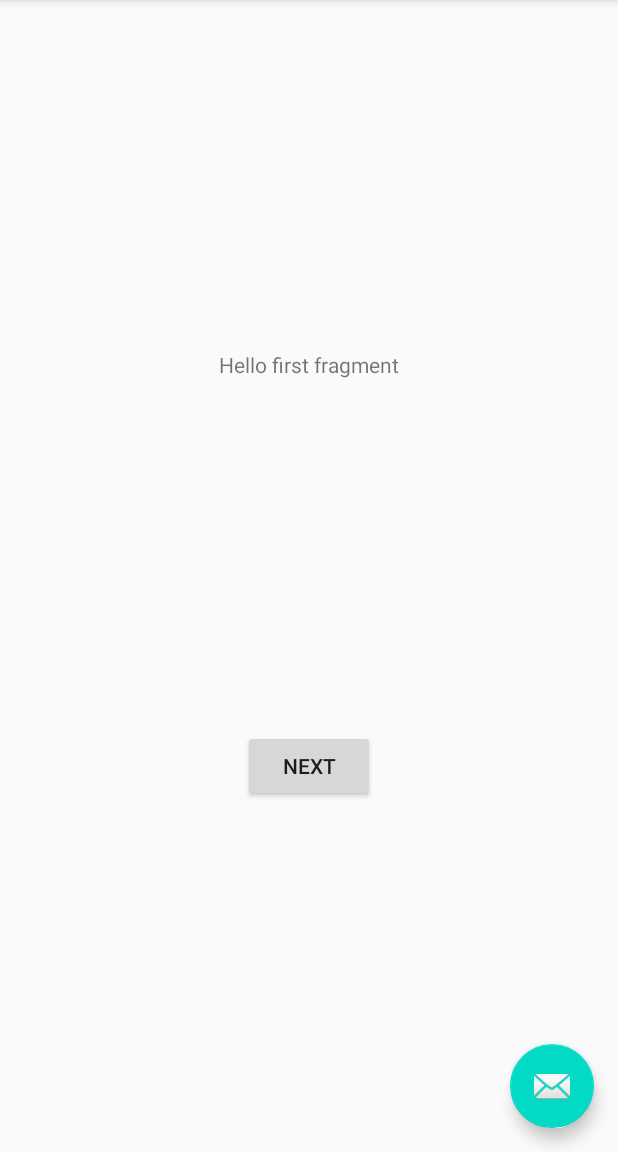
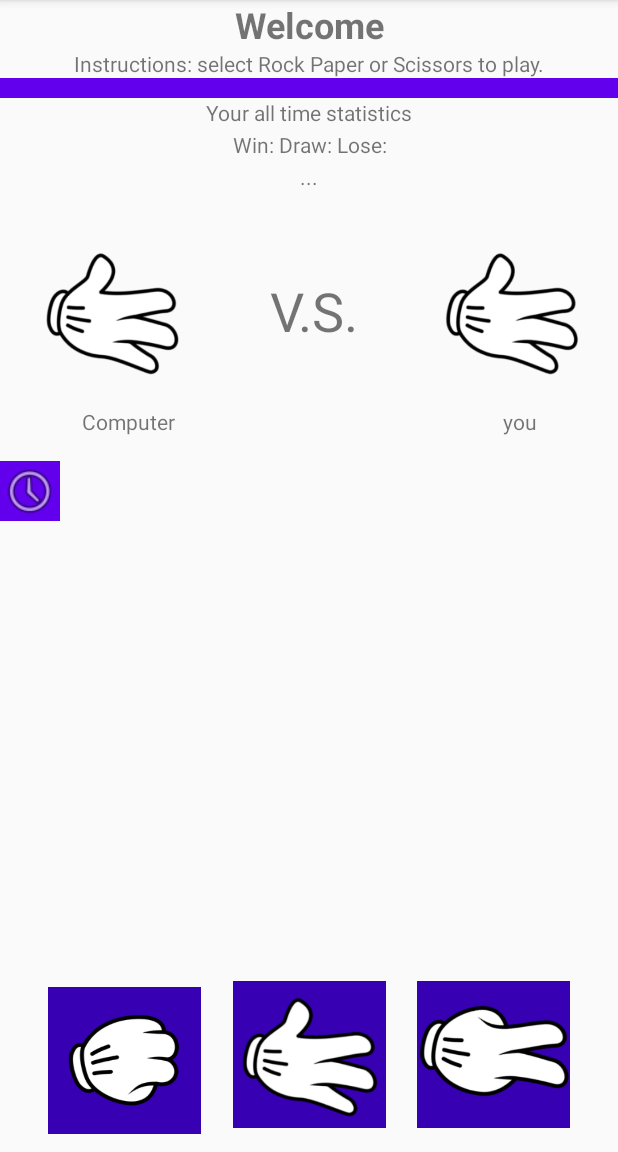
Before and after one commit to beckoninghook/MadLevel4Task2, an Android app: the screen it shows after launch (MainActivity), on a phone screen of 412 x 824 dp, the part 84-1236 px from its top. Run offline under Robolectric (Android 15) with nearby library versions, the phone set to English and light mode, and no system bars.

Commit message:
starting to implement logic

```diff
--- a/app/src/main/java/com/example/madlevel4task2/FirstFragment.kt
+++ b/app/src/main/java/com/example/madlevel4task2/GameFragment.kt
@@ -5,26 +5,26 @@ import androidx.fragment.app.Fragment
 import android.view.LayoutInflater
 import android.view.View
 import android.view.ViewGroup
-import android.widget.Button
+import android.widget.ImageButton
 import androidx.navigation.fragment.findNavController
 
 /**
  * A simple [Fragment] subclass as the default destination in the navigation.
  */
-class FirstFragment : Fragment() {
+class GameFragment : Fragment() {
 
     override fun onCreateView(
             inflater: LayoutInflater, container: ViewGroup?,
             savedInstanceState: Bundle?
     ): View? {
         // Inflate the layout for this fragment
-        return inflater.inflate(R.layout.fragment_first, container, false)
+        return inflater.inflate(R.layout.fragment_game, container, false)
     }
 
     override fun onViewCreated(view: View, savedInstanceState: Bundle?) {
         super.onViewCreated(view, savedInstanceState)
 
-        view.findViewById<Button>(R.id.button_first).setOnClickListener {
+        view.findViewById<ImageButton>(R.id.btnHistory).setOnClickListener {
             findNavController().navigate(R.id.action_FirstFragment_to_SecondFragment)
         }
     }
--- /dev/null
+++ b/app/src/main/java/com/example/madlevel4task2/GameRepository.kt
@@ -0,0 +1,4 @@
+package com.example.madlevel4task2
+
+class GameRepository {
+}
--- a/app/src/main/java/com/example/madlevel4task2/MainActivity.kt
+++ b/app/src/main/java/com/example/madlevel4task2/MainActivity.kt
@@ -1,11 +1,11 @@
 package com.example.madlevel4task2
 
 import android.os.Bundle
-import com.google.android.material.floatingactionbutton.FloatingActionButton
 import com.google.android.material.snackbar.Snackbar
 import androidx.appcompat.app.AppCompatActivity
 import android.view.Menu
 import android.view.MenuItem
+import android.widget.ImageButton
 
 class MainActivity : AppCompatActivity() {
 
@@ -14,10 +14,7 @@ class MainActivity : AppCompatActivity() {
         setContentView(R.layout.activity_main)
         setSupportActionBar(findViewById(R.id.toolbar))
 
-        findViewById<FloatingActionButton>(R.id.fab).setOnClickListener { view ->
-            Snackbar.make(view, "Replace with your own action", Snackbar.LENGTH_LONG)
-                    .setAction("Action", null).show()
-        }
+
     }
 
     override fun onCreateOptionsMenu(menu: Menu): Boolean {
--- a/app/src/main/res/layout/activity_main.xml
+++ b/app/src/main/res/layout/activity_main.xml
@@ -11,23 +11,21 @@
         android:layout_height="wrap_content"
         android:theme="@style/AppTheme.AppBarOverlay">
 
+
+
+
         <androidx.appcompat.widget.Toolbar
             android:id="@+id/toolbar"
             android:layout_width="match_parent"
             android:layout_height="?attr/actionBarSize"
             android:background="?attr/colorPrimary"
-            app:popupTheme="@style/AppTheme.PopupOverlay" />
+            app:popupTheme="@style/AppTheme.PopupOverlay"      />
+
+
 
     </com.google.android.material.appbar.AppBarLayout>
 
     <include layout="@layout/content_main" />
 
-    <com.google.android.material.floatingactionbutton.FloatingActionButton
-        android:id="@+id/fab"
-        android:layout_width="wrap_content"
-        android:layout_height="wrap_content"
-        android:layout_gravity="bottom|end"
-        android:layout_margin="@dimen/fab_margin"
-        app:srcCompat="@android:drawable/ic_dialog_email" />
 
 </androidx.coordinatorlayout.widget.CoordinatorLayout>
--- a/app/src/main/res/layout/fragment_first.xml
+++ /dev/null
@@ -1,28 +0,0 @@
-<?xml version="1.0" encoding="utf-8"?>
-<androidx.constraintlayout.widget.ConstraintLayout xmlns:android="http://schemas.android.com/apk/res/android"
-    xmlns:app="http://schemas.android.com/apk/res-auto"
-    xmlns:tools="http://schemas.android.com/tools"
-    android:layout_width="match_parent"
-    android:layout_height="match_parent"
-    tools:context=".FirstFragment">
-
-    <TextView
-        android:id="@+id/textview_first"
-        android:layout_width="wrap_content"
-        android:layout_height="wrap_content"
-        android:text="@string/hello_first_fragment"
-        app:layout_constraintBottom_toTopOf="@id/button_first"
-        app:layout_constraintEnd_toEndOf="parent"
-        app:layout_constraintStart_toStartOf="parent"
-        app:layout_constraintTop_toTopOf="parent" />
-
-    <Button
-        android:id="@+id/button_first"
-        android:layout_width="wrap_content"
-        android:layout_height="wrap_content"
-        android:text="@string/next"
-        app:layout_constraintBottom_toBottomOf="parent"
-        app:layout_constraintEnd_toEndOf="parent"
-        app:layout_constraintStart_toStartOf="parent"
-        app:layout_constraintTop_toBottomOf="@id/textview_first" />
-</androidx.constraintlayout.widget.ConstraintLayout>
--- /dev/null
+++ b/app/src/main/res/layout/fragment_game.xml
@@ -0,0 +1,179 @@
+<?xml version="1.0" encoding="utf-8"?>
+<androidx.constraintlayout.widget.ConstraintLayout
+    xmlns:android="http://schemas.android.com/apk/res/android"
+    xmlns:app="http://schemas.android.com/apk/res-auto"
+    xmlns:tools="http://schemas.android.com/tools"
+    android:layout_width="match_parent"
+    android:layout_height="match_parent">
+
+    <LinearLayout
+        android:id="@+id/linearLayout"
+        android:layout_width="match_parent"
+        android:layout_height="match_parent"
+        android:orientation="vertical"
+        app:layout_constraintStart_toStartOf="parent"
+        app:layout_constraintTop_toTopOf="parent">
+
+        <TextView
+            android:id="@+id/welcomeTxt"
+            android:layout_width="match_parent"
+            android:layout_height="wrap_content"
+            android:text="@string/welcome"
+            android:textAlignment="center"
+            android:textSize="24sp"
+            android:textStyle="bold" />
+
+        <TextView
+            android:id="@+id/instructionsTxt"
+            android:layout_width="match_parent"
+            android:layout_height="wrap_content"
+            android:text="@string/instructions"
+            android:textAlignment="center" />
+
+        <View
+            android:id="@+id/divider"
+            android:layout_width="match_parent"
+            android:layout_height="13dp"
+            android:background="@color/colorPrimary" />
+
+        <TextView
+            android:id="@+id/statsTitleTxt"
+            android:layout_width="match_parent"
+            android:layout_height="21dp"
+            android:text="@string/statsTitle"
+            android:textAlignment="center" />
+
+        <TextView
+            android:id="@+id/statsTitleTxt2"
+            android:layout_width="match_parent"
+            android:layout_height="21dp"
+            android:text="@string/stats"
+            android:textAlignment="center" />
+
+        <TextView
+            android:id="@+id/statsTxt"
+            android:layout_width="match_parent"
+            android:layout_height="49dp"
+            android:text="@string/winOrLose"
+            android:textAlignment="center" />
+
+        <LinearLayout
+            android:layout_width="match_parent"
+            android:layout_height="114dp"
+            android:orientation="horizontal">
+
+            <ImageView
+                android:id="@+id/imgComputer"
+                android:layout_width="88dp"
+                android:layout_height="100dp"
+                android:layout_weight="1"
+                app:srcCompat="@drawable/paper" />
+
+            <TextView
+                android:id="@+id/textView8"
+                android:layout_width="wrap_content"
+                android:layout_height="100dp"
+                android:layout_weight="1"
+                android:gravity="center"
+                android:text="@string/vs"
+                android:textAlignment="gravity"
+                android:textSize="36sp" />
+
+            <ImageView
+                android:id="@+id/imgPlayer"
+                android:layout_width="80dp"
+                android:layout_height="100dp"
+                android:layout_weight="1"
+                app:srcCompat="@drawable/paper" />
+
+        </LinearLayout>
+
+        <LinearLayout
+            android:layout_width="match_parent"
+            android:layout_height="36dp"
+            android:orientation="horizontal">
+
+            <TextView
+                android:id="@+id/textView2"
+                android:layout_width="wrap_content"
+                android:layout_height="wrap_content"
+                android:layout_weight="1"
+                android:text="@string/computer"
+                android:textAlignment="center" />
+
+            <Space
+                android:layout_width="wrap_content"
+                android:layout_height="wrap_content"
+                android:layout_weight="1" />
+
+            <TextView
+                android:id="@+id/textView3"
+                android:layout_width="wrap_content"
+                android:layout_height="wrap_content"
+                android:layout_weight="1"
+                android:text="@string/you"
+                android:textAlignment="center" />
+
+        </LinearLayout>
+
+        <ImageButton
+            android:id="@+id/btnHistory"
+            android:layout_width="wrap_content"
+            android:layout_height="40dp"
+            android:layout_centerHorizontal="true"
+            android:layout_marginBottom="16dp"
+            android:adjustViewBounds="true"
+            android:background="@color/colorPrimary"
+            android:cropToPadding="false"
+            android:scaleType="fitXY"
+            android:src="@android:drawable/ic_menu_recent_history" />
+
+
+    </LinearLayout>
+    <ImageButton
+        android:id="@+id/btnRock"
+        android:layout_width="102dp"
+        android:layout_height="98dp"
+        android:layout_centerHorizontal="true"
+        android:layout_marginStart="32dp"
+        android:layout_marginBottom="12dp"
+        android:adjustViewBounds="true"
+        android:background="@color/colorPrimaryDark"
+        android:cropToPadding="false"
+        android:scaleType="fitXY"
+        android:src="@drawable/rock"
+        app:layout_constraintBottom_toBottomOf="parent"
+        app:layout_constraintStart_toStartOf="parent" />
+
+    <ImageButton
+        android:id="@+id/btnPaper"
+        android:layout_width="102dp"
+        android:layout_height="98dp"
+        android:layout_centerHorizontal="true"
+        android:adjustViewBounds="true"
+        android:background="@color/colorPrimaryDark"
+        android:layout_marginBottom="16dp"
+        android:cropToPadding="false"
+        android:scaleType="fitXY"
+        android:src="@drawable/paper"
+        app:layout_constraintBottom_toBottomOf="@+id/linearLayout"
+        app:layout_constraintEnd_toStartOf="@+id/btnScissors"
+        app:layout_constraintStart_toEndOf="@+id/btnRock" />
+
+    <ImageButton
+        android:id="@+id/btnScissors"
+        android:layout_width="102dp"
+        android:layout_height="98dp"
+        android:layout_centerHorizontal="true"
+        android:layout_marginEnd="32dp"
+        android:layout_marginBottom="16dp"
+        android:adjustViewBounds="true"
+        android:background="@color/colorPrimaryDark"
+        android:cropToPadding="false"
+        android:scaleType="fitXY"
+        android:src="@drawable/scissors"
+        app:layout_constraintBottom_toBottomOf="parent"
+        app:layout_constraintEnd_toEndOf="parent" />
+
+
+</androidx.constraintlayout.widget.ConstraintLayout>
--- a/app/src/main/res/navigation/nav_graph.xml
+++ b/app/src/main/res/navigation/nav_graph.xml
@@ -7,9 +7,9 @@
 
     <fragment
         android:id="@+id/FirstFragment"
-        android:name="com.example.madlevel4task2.FirstFragment"
+        android:name="com.example.madlevel4task2.GameFragment"
         android:label="@string/first_fragment_label"
-        tools:layout="@layout/fragment_first">
+        tools:layout="@layout/fragment_game">
 
         <action
             android:id="@+id/action_FirstFragment_to_SecondFragment"
@@ -17,9 +17,9 @@
     </fragment>
     <fragment
         android:id="@+id/SecondFragment"
-        android:name="com.example.madlevel4task2.SecondFragment"
+        android:name="com.example.madlevel4task2.GameHistoryFragment"
         android:label="@string/second_fragment_label"
-        tools:layout="@layout/fragment_second">
+        tools:layout="@layout/fragment_history">
 
         <action
             android:id="@+id/action_SecondFragment_to_FirstFragment"
--- a/app/src/main/res/values/strings.xml
+++ b/app/src/main/res/values/strings.xml
@@ -7,6 +7,14 @@
     <string name="next">Next</string>
     <string name="previous">Previous</string>
 
-    <string name="hello_first_fragment">Hello first fragment</string>
-    <string name="hello_second_fragment">Hello second fragment. Arg: %1$s</string>
+    <string name="welcome">Welcome</string>
+    <string name="instructions">Instructions: select Rock Paper or Scissors to play.</string>
+    <string name="statsTitle">Your all time statistics</string>
+    <string name="stats">Win: Draw: Lose:</string>
+    <string name="winOrLose">...</string>
+    <string name="vs">V.S.</string>
+
+    <string name="computer">Computer</string>
+    <string name="you">you</string>
+
 </resources>
```
Also changed, not shown: app/build.gradle (+10 -1 lines), app/src/main/java/com/example/madlevel4task2/Game.kt (added, +23 -0 lines), app/src/main/java/com/example/madlevel4task2/GameHistoryFragment.kt (renamed from app/src/main/java/com/example/madlevel4task2/SecondFragment.kt, +10 -3 lines), app/src/main/java/com/example/madlevel4task2/Result.kt (added, +7 -0 lines), app/src/main/res/layout/fragment_history.xml (renamed from app/src/main/res/layout/fragment_second.xml, +15 -2 lines), app/src/main/res/layout/match.xml (added, +88 -0 lines), app/src/main/res/drawable/paper.png (added), app/src/main/res/drawable/rock.png (added), app/src/main/res/drawable/scissors.png (added).
